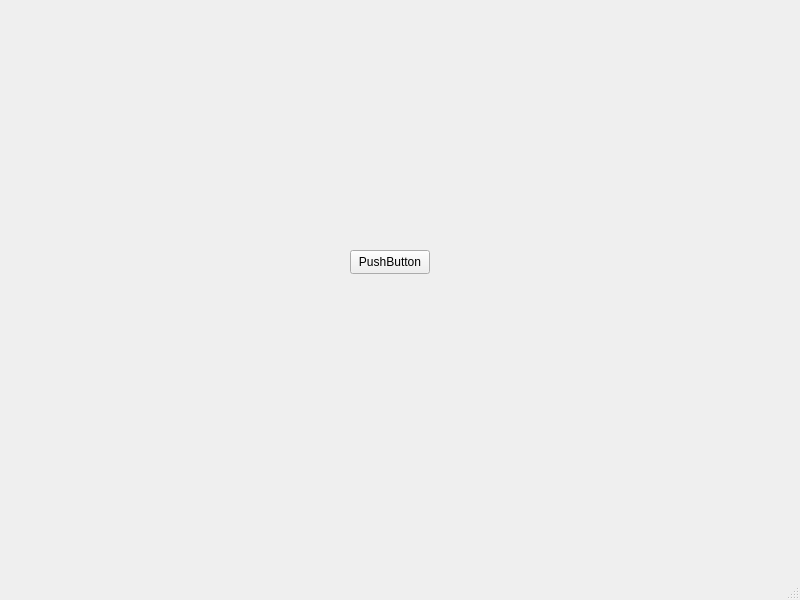
The window that task_scheduler/taskwindow.ui (AntonZhiganov/AntonZhiganov-Project_2024_Anton_Zhyhanov) describes before a commit, drawn with Qt 5.
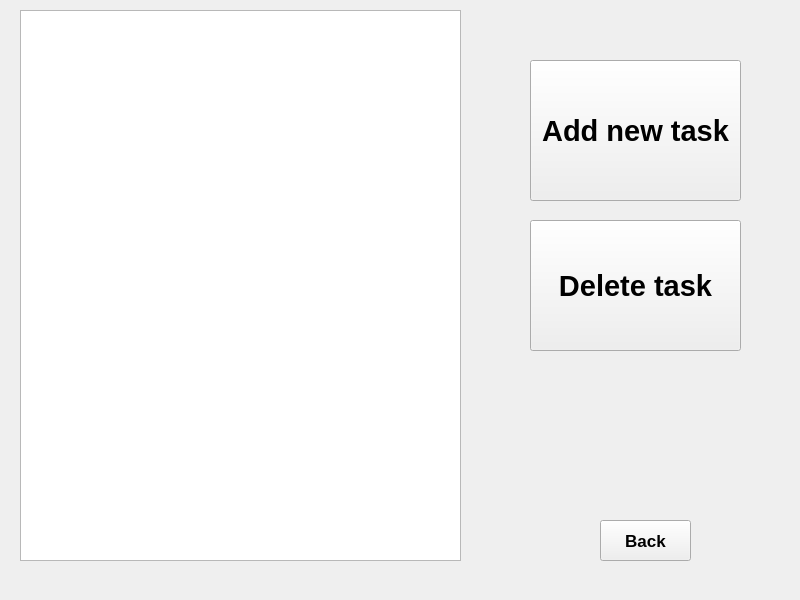
The same window after the commit.

Commit message: Added buttons for the My Tasks window

```diff
--- a/task_scheduler/taskwindow.ui
+++ b/task_scheduler/taskwindow.ui
@@ -14,17 +14,71 @@
    <string>MainWindow</string>
   </property>
   <widget class="QWidget" name="centralwidget">
-   <widget class="QPushButton" name="pushButton">
+   <widget class="QListView" name="LV_maTask">
     <property name="geometry">
      <rect>
-      <x>350</x>
-      <y>250</y>
-      <width>80</width>
-      <height>24</height>
+      <x>20</x>
+      <y>10</y>
+      <width>441</width>
+      <height>551</height>
      </rect>
     </property>
+   </widget>
+   <widget class="QPushButton" name="PB_addTask">
+    <property name="geometry">
+     <rect>
+      <x>530</x>
+      <y>60</y>
+      <width>211</width>
+      <height>141</height>
+     </rect>
+    </property>
+    <property name="font">
+     <font>
+      <pointsize>22</pointsize>
+      <bold>true</bold>
+     </font>
+    </property>
     <property name="text">
-     <string>PushButton</string>
+     <string>Add new task</string>
+    </property>
+   </widget>
+   <widget class="QPushButton" name="PB_deleteTask">
+    <property name="geometry">
+     <rect>
+      <x>530</x>
+      <y>220</y>
+      <width>211</width>
+      <height>131</height>
+     </rect>
+    </property>
+    <property name="font">
+     <font>
+      <pointsize>22</pointsize>
+      <bold>true</bold>
+     </font>
+    </property>
+    <property name="text">
+     <string>Delete task</string>
+    </property>
+   </widget>
+   <widget class="QPushButton" name="PB_back">
+    <property name="geometry">
+     <rect>
+      <x>600</x>
+      <y>520</y>
+      <width>91</width>
+      <height>41</height>
+     </rect>
+    </property>
+    <property name="font">
+     <font>
+      <pointsize>13</pointsize>
+      <bold>true</bold>
+     </font>
+    </property>
+    <property name="text">
+     <string>Back</string>
     </property>
    </widget>
   </widget>
@@ -38,7 +92,6 @@
     </rect>
    </property>
   </widget>
-  <widget class="QStatusBar" name="statusbar"/>
  </widget>
  <resources/>
  <connections/>
```
The commit also changes 3 other files.
